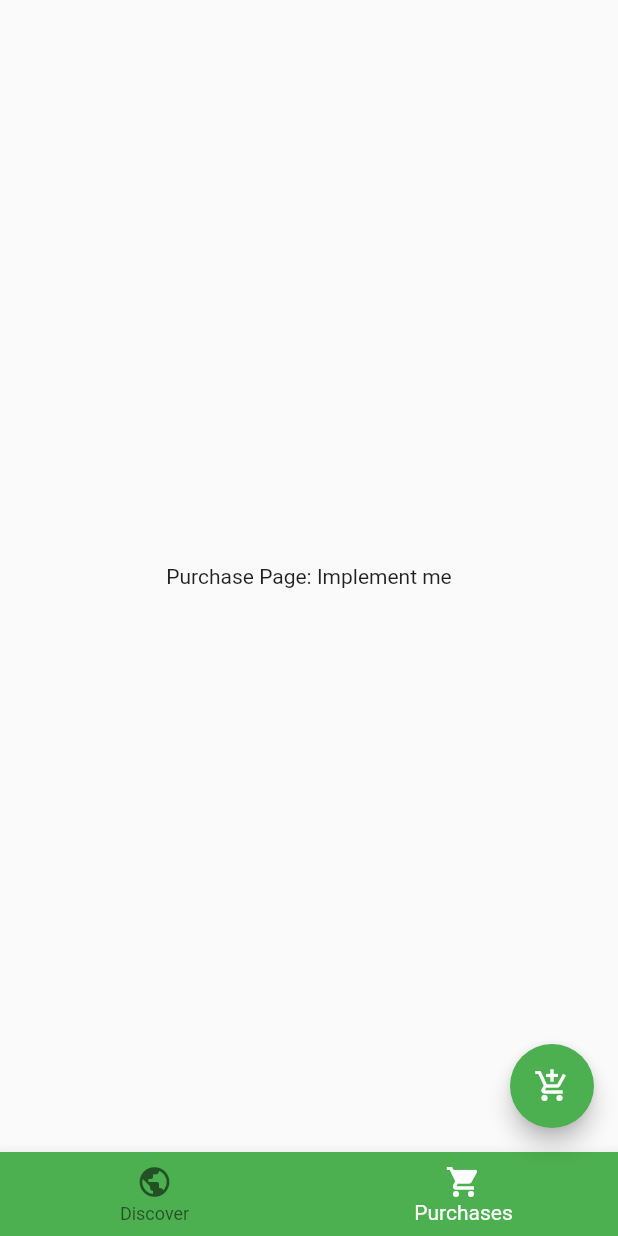
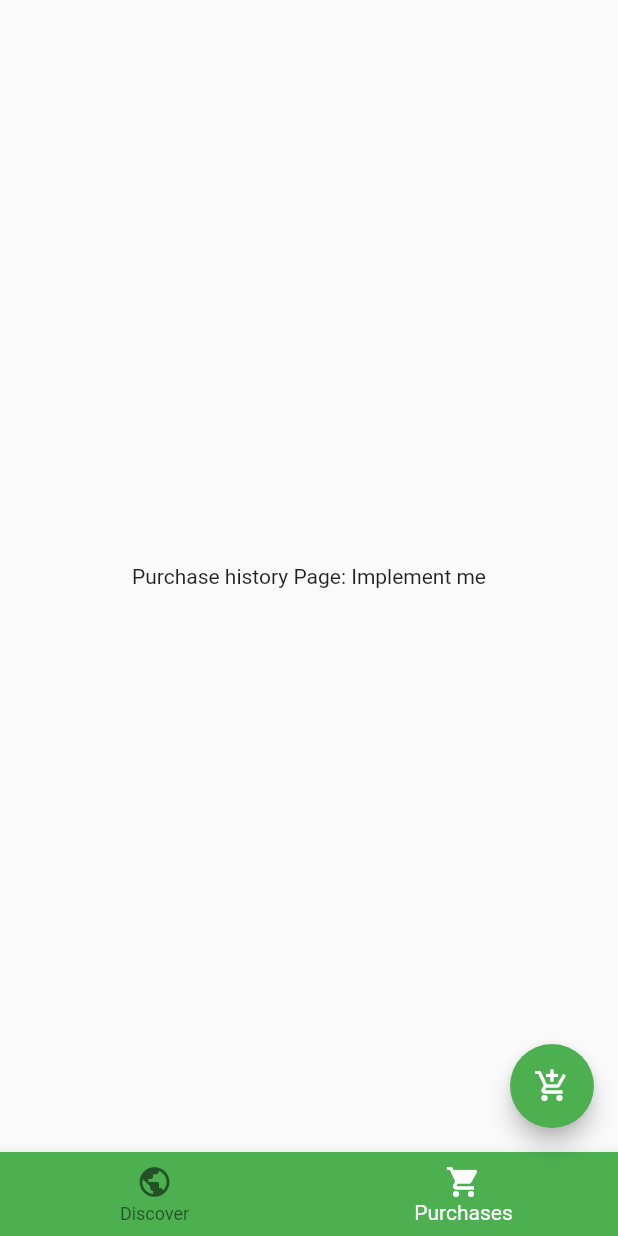
Before and after one commit to nickghughes/descart, a Flutter app: the screen it shows after launch, swiped to page 2, on a phone screen of 412 x 824 dp. Run offline on Flutter 3.47's test engine with Material 2 defaults, Android fonts, the phone set to English and light mode, and no system bars.

Commit message:
separate pages into files

```diff
--- /dev/null
+++ b/fake_data/history.json
@@ -0,0 +1,3 @@
+[
+
+]
--- /dev/null
+++ b/lib/history.dart
@@ -0,0 +1,15 @@
+import 'package:flutter/material.dart';
+
+class PurchaseHistory extends StatefulWidget {
+  @override
+  _PurchaseHistoryState createState() => _PurchaseHistoryState();
+}
+
+class _PurchaseHistoryState extends State<PurchaseHistory> {
+  @override
+  Widget build(BuildContext context) {
+    return Center(
+              child: Text("Purchase history Page: Implement me")
+            );
+  }
+}
--- a/lib/main.dart
+++ b/lib/main.dart
@@ -1,3 +1,5 @@
+import 'package:descart/discover.dart';
+import 'package:descart/history.dart';
 import 'package:flutter/material.dart';
 
 void main() {
@@ -73,16 +75,8 @@ class _MainPageState extends State<MainPage> {
       // ),
       body: PageView(
         children: [
-          Container(
-            child: Center(
-              child: Text("Discover Page: Implement me"),
-            ),
-          ),
-          Container(
-            child: Center(
-              child: Text("Purchase Page: Implement me")
-            ),
-          ),
+          Discover(),
+          PurchaseHistory(),
         ],
         controller: _pageController,
         onPageChanged: _onPageChanged,
```
Also changed, not shown: fake_data/discover.json (added, +7 -0 lines), lib/discover.dart (added, +15 -0 lines).
